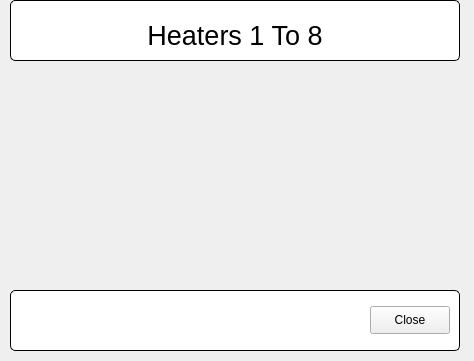
Old version of the form heaters1to8.ui in the repository SESAME-Synchrotron/bakeout-qt.
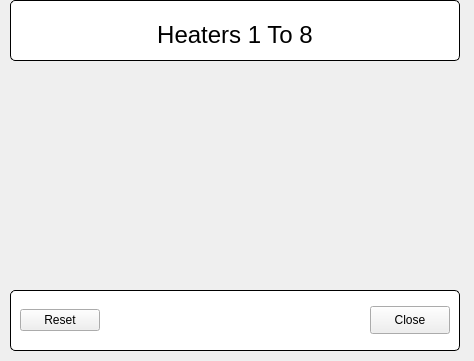
New version of the form. Custom widgets are drawn as their Qt base class.

Commit message: start implementing heater_widget

What changed in the file:
```diff
--- a/heaters1to8.ui
+++ b/heaters1to8.ui
@@ -51,7 +51,7 @@
      </property>
      <property name="font">
       <font>
-       <pointsize>20</pointsize>
+       <pointsize>18</pointsize>
        <weight>50</weight>
        <italic>false</italic>
        <bold>false</bold>
@@ -91,10 +91,20 @@
     <property name="title">
      <string/>
     </property>
-    <layout class="QHBoxLayout" name="horizontalLayout_3" stretch="0,0">
+    <layout class="QHBoxLayout" name="horizontalLayout_3" stretch="0,0,0">
      <property name="spacing">
       <number>0</number>
      </property>
+     <item>
+      <widget class="QEPushButton" name="btnReset">
+       <property name="text">
+        <string>Reset</string>
+       </property>
+       <property name="variable" stdset="0">
+        <string>Heaters:reset</string>
+       </property>
+      </widget>
+     </item>
      <item>
       <spacer name="horizontalSpacer_2">
        <property name="orientation">
@@ -131,6 +141,13 @@
    </widget>
   </widget>
  </widget>
+ <customwidgets>
+  <customwidget>
+   <class>QEPushButton</class>
+   <extends>QPushButton</extends>
+   <header>QEPushButton.h</header>
+  </customwidget>
+ </customwidgets>
  <resources/>
  <connections/>
 </ui>
```
The commit also changes 8 other files.
